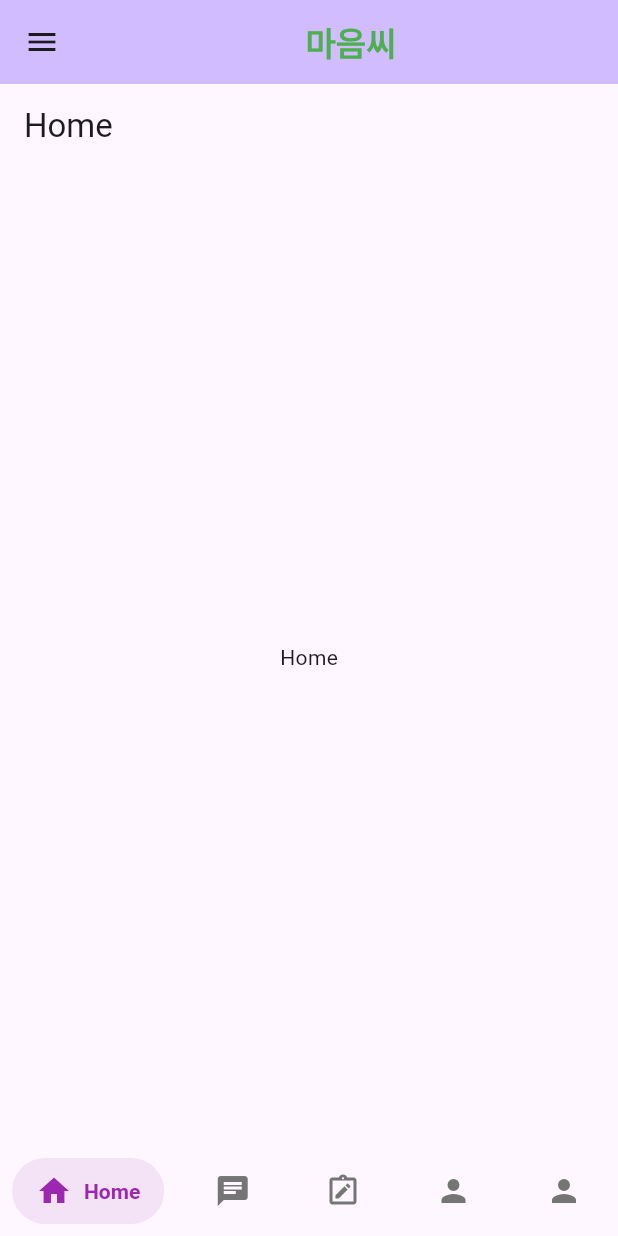
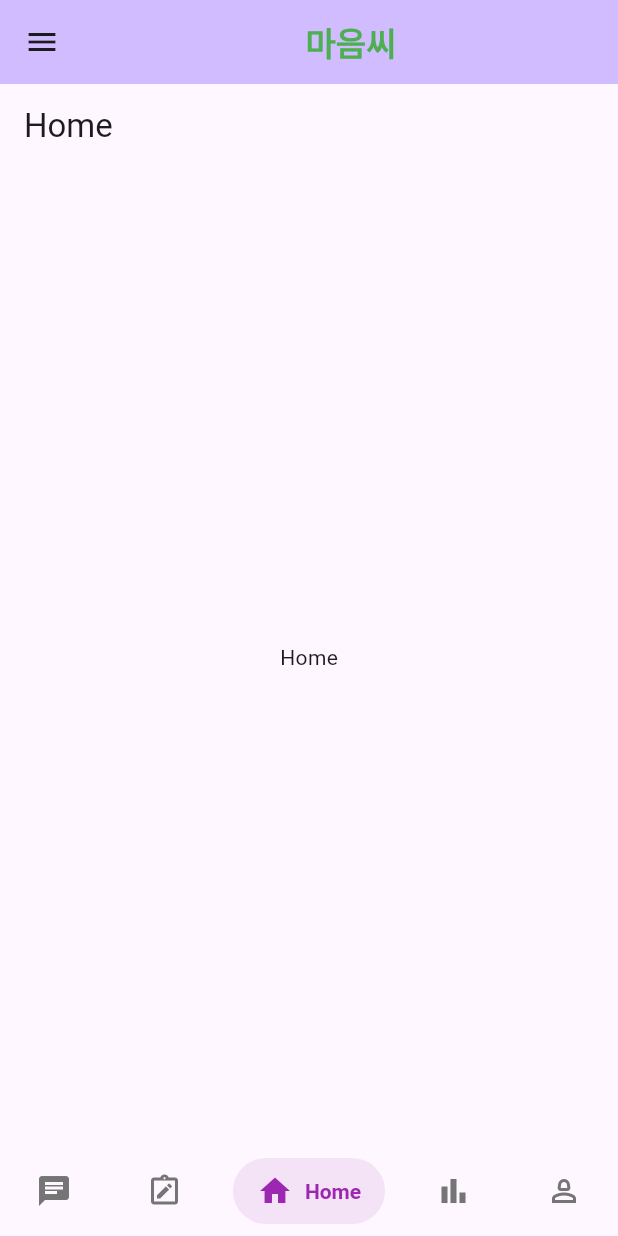
Before and after one commit to milv0/Chatbot_SW, a Flutter app: the screen it shows after launch, on a phone screen of 412 x 824 dp. Run offline on Flutter 3.47's test engine with Material 3 defaults, Android fonts, the phone set to English and light mode, and no system bars; drawn by our look-alikes of salomon_bottom_bar; our stand-ins replace table_calendar.

Commit message:
통계, 다이어리 추가 페이지 목업

```diff
--- a/heart/lib/drawer/demo1.dart
+++ b/heart/lib/drawer/demo1.dart
@@ -5,6 +5,8 @@ class Demo1 extends StatelessWidget {
 
   @override
   Widget build(BuildContext context) {
-    return const Placeholder();
+    return const Center(
+      child: Text('This is Demo1'),
+    );
   }
 }
--- a/heart/lib/drawer/demo2.dart
+++ b/heart/lib/drawer/demo2.dart
@@ -5,6 +5,8 @@ class Demo2 extends StatelessWidget {
 
   @override
   Widget build(BuildContext context) {
-    return const Placeholder();
+    return const Center(
+      child: Text('This is Demo2'),
+    );
   }
 }
--- a/heart/lib/main.dart
+++ b/heart/lib/main.dart
@@ -1,12 +1,12 @@
 import 'package:flutter/material.dart';
+import 'package:heart/drawer/demo1.dart';
+import 'package:heart/drawer/demo2.dart';
 import 'package:heart/logIn.dart';
 import 'package:heart/screen/chat.dart';
 import 'package:heart/screen/diary.dart';
 import 'package:heart/screen/home.dart';
-import 'package:heart/drawer/mypage.dart';
-import 'package:heart/screen/screen4.dart';
-import 'package:heart/screen/screen5.dart';
-import 'package:heart/drawer/statistics.dart';
+import 'package:heart/screen/mypage.dart';
+import 'package:heart/screen/statistics.dart';
 import 'package:salomon_bottom_bar/salomon_bottom_bar.dart';
 
 void main() {
@@ -38,7 +38,7 @@ class MyHomePage extends StatefulWidget {
 }
 
 class _MyHomePageState extends State<MyHomePage> {
-  int _selectedIndex = 0;
+  int _selectedIndex = 2;
   int _drawerIndex = 0;
   late PageController _pageController;
   String memberId = 'test';
@@ -72,10 +72,10 @@ class _MyHomePageState extends State<MyHomePage> {
       _drawerIndex = index;
       if (index == 0) {
         Navigator.push(
-            context, MaterialPageRoute(builder: (context) => Mypage()));
+            context, MaterialPageRoute(builder: (context) => Demo1()));
       } else if (index == 1) {
         Navigator.push(
-            context, MaterialPageRoute(builder: (context) => Statistics()));
+            context, MaterialPageRoute(builder: (context) => Demo2()));
       }
     });
   }
@@ -129,10 +129,6 @@ class _MyHomePageState extends State<MyHomePage> {
                 ),
               ),
             NavigationDrawerDestination(
-                icon: Icon(Icons.portrait_sharp), label: Text('My Page')),
-            NavigationDrawerDestination(
-                icon: Icon(Icons.bar_chart), label: Text('통계')),
-            NavigationDrawerDestination(
                 icon: Icon(Icons.abc), label: Text('임시1')),
             NavigationDrawerDestination(
                 icon: Icon(Icons.ac_unit), label: Text('임시2')),
@@ -159,11 +155,11 @@ class _MyHomePageState extends State<MyHomePage> {
                       IndexedStack(
                         index: _selectedIndex,
                         children: [
-                          Home(),
                           Chat(),
                           Diary(),
-                          Demo4(),
-                          Demo5(),
+                          Home(),
+                          Statistics(),
+                          Mypage(),
                         ],
                       )
                     ],
@@ -174,11 +170,11 @@ class _MyHomePageState extends State<MyHomePage> {
                 controller: _pageController,
                 onPageChanged: _onPageChanged,
                 children: const [
-                  Home(),
                   Chat(),
                   Diary(),
-                  Demo4(),
-                  Demo5(),
+                  Home(),
+                  Statistics(),
+                  Mypage(),
                 ],
               ),
         bottomNavigationBar: SalomonBottomBar(
@@ -194,11 +190,6 @@ class _MyHomePageState extends State<MyHomePage> {
 
 final _navBarItems = [
   SalomonBottomBarItem(
-    icon: const Icon(Icons.home),
-    title: const Text("Home"),
-    selectedColor: Colors.purple,
-  ),
-  SalomonBottomBarItem(
     icon: const Icon(Icons.chat),
     title: const Text("Chat"),
     selectedColor: Colors.pink,
@@ -209,13 +200,18 @@ final _navBarItems = [
     selectedColor: Colors.orange,
   ),
   SalomonBottomBarItem(
-    icon: const Icon(Icons.person),
-    title: const Text("Screen4"),
+    icon: const Icon(Icons.home),
+    title: const Text("Home"),
+    selectedColor: Colors.purple,
+  ),
+  SalomonBottomBarItem(
+    icon: const Icon(Icons.bar_chart_sharp),
+    title: const Text("Statistics"),
     selectedColor: Colors.teal,
   ),
   SalomonBottomBarItem(
-    icon: const Icon(Icons.person),
-    title: const Text("Screen5"),
+    icon: const Icon(Icons.person_2_outlined),
+    title: const Text("MyPage"),
     selectedColor: Colors.teal,
   ),
 ];
@@ -235,10 +231,10 @@ final _navRailItems = [
   ),
   const NavigationRailDestination(
     icon: Icon(Icons.person),
-    label: Text("Screen4"),
+    label: Text("Statistics"),
   ),
   const NavigationRailDestination(
     icon: Icon(Icons.person),
-    label: Text("Screen5"),
+    label: Text("MyPage"),
   ),
 ];
--- a/heart/pubspec.yaml
+++ b/heart/pubspec.yaml
@@ -40,6 +40,7 @@ dependencies:
   flutter_spinkit: ^5.2.1
   table_calendar: ^3.1.2
   flutter_secure_storage: ^9.2.2
+  shared_preferences: ^2.2.3
 
 dev_dependencies:
   flutter_test:
```
Also changed, not shown: heart/lib/Assets/utils.dart (+9 -0 lines), heart/lib/add_diary.dart (added, +448 -0 lines), heart/lib/drawer/statistics.dart (deleted, +0 -10 lines), heart/lib/screen/diary.dart (+34 -6 lines), heart/lib/screen/screen4.dart (deleted, +0 -17 lines), heart/lib/screen/screen5.dart (deleted, +0 -17 lines), heart/lib/screen/statistics.dart (added, +91 -0 lines), heart/lib/screen/mypage.dart (renamed from heart/lib/drawer/mypage.dart), heart/pubspec.lock, 1 other file.
